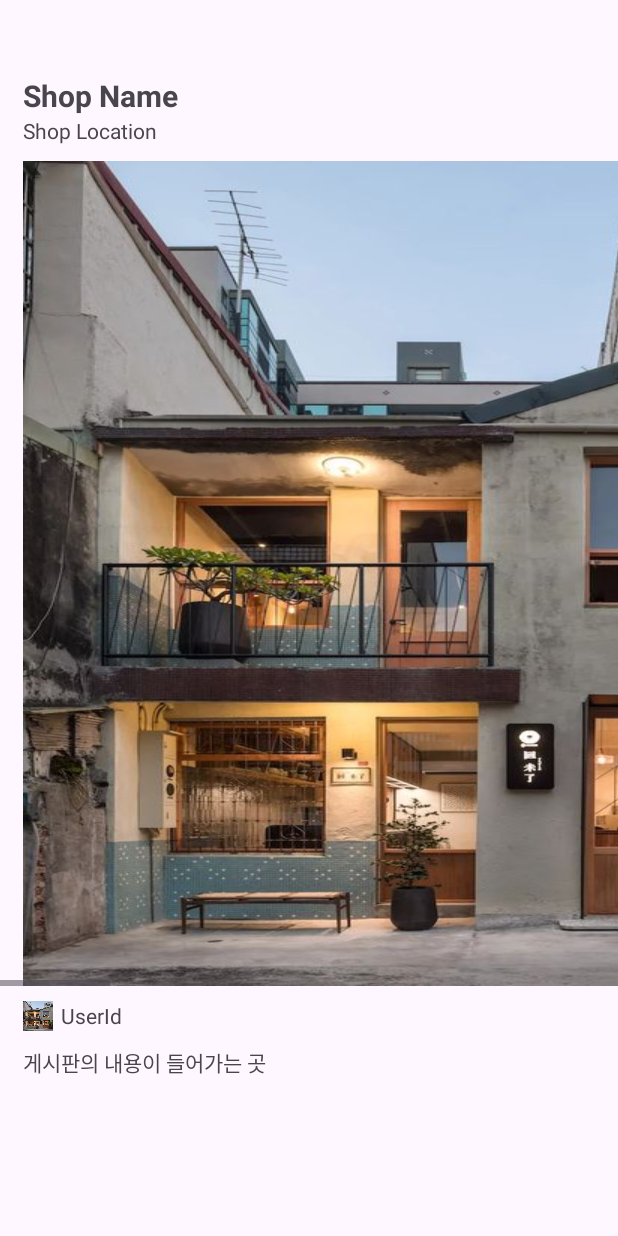
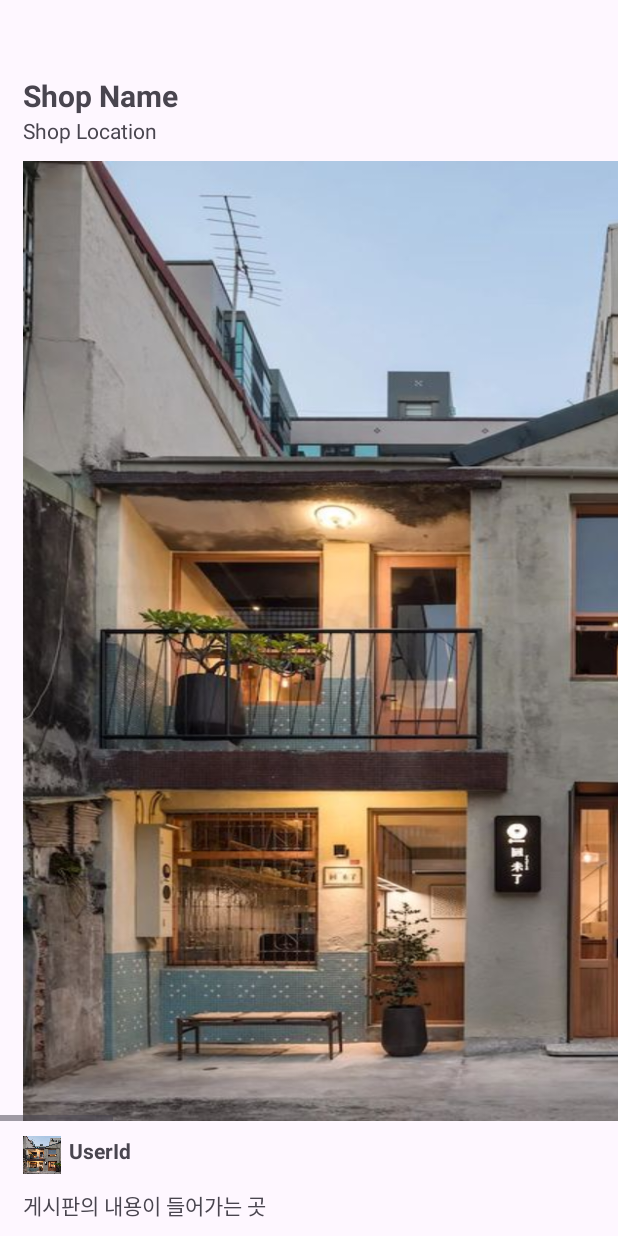
Before and after one commit to reumachoi/Eataewon_Front_repo, an Android app: the layout home_lower_layout.xml on its own in the app's theme, with its tools: preview values and no code run, on a phone screen of 412 x 824 dp. Run offline under Robolectric (Android 15) with nearby library versions, the light colour scheme and no system bars; network calls fail.

Commit message:
2022.04.07 커밋

```diff
--- a/eataewon_front/app/src/main/java/com/example/eataewon/Adapter/SearchBbsAdapter.kt
+++ b/eataewon_front/app/src/main/java/com/example/eataewon/Adapter/SearchBbsAdapter.kt
@@ -2,10 +2,9 @@ package com.example.eataewon.Adapter
 
 import android.content.Context
 import android.content.Intent
+import android.graphics.Rect
 import android.net.Uri
-import android.view.LayoutInflater
-import android.view.View
-import android.view.ViewGroup
+import android.view.*
 import android.widget.ImageView
 import android.widget.TextView
 import androidx.recyclerview.widget.RecyclerView
--- a/eataewon_front/app/src/main/res/drawable/searchview_background.xml
+++ b/eataewon_front/app/src/main/res/drawable/searchview_background.xml
@@ -3,9 +3,9 @@
     android:shape="rectangle">
 
     <corners
-        android:radius="16dp"/>
+        android:radius="3dp"/>
     <stroke
         android:color="#C0BEBE"
-        android:width="4dp"/>
+        android:width="1dp"/>
 
 </shape>
--- a/eataewon_front/app/src/main/res/layout/activity_home.xml
+++ b/eataewon_front/app/src/main/res/layout/activity_home.xml
@@ -1,5 +1,6 @@
 <?xml version="1.0" encoding="utf-8"?>
-<androidx.constraintlayout.widget.ConstraintLayout xmlns:android="http://schemas.android.com/apk/res/android"
+<androidx.constraintlayout.widget.ConstraintLayout
+    xmlns:android="http://schemas.android.com/apk/res/android"
     xmlns:app="http://schemas.android.com/apk/res-auto"
     xmlns:tools="http://schemas.android.com/tools"
     android:layout_width="match_parent"
--- a/eataewon_front/app/src/main/res/layout/fragment_home.xml
+++ b/eataewon_front/app/src/main/res/layout/fragment_home.xml
@@ -10,10 +10,16 @@
             android:layout_width="match_parent"
             android:layout_height="wrap_content"
             android:orientation="vertical">
+        <androidx.appcompat.widget.Toolbar
+                android:layout_width="match_parent"
+                android:layout_height="wrap_content"
+                app:title="EATAEWON"
+                />
 
         <RelativeLayout
                 android:layout_width="match_parent"
                 android:layout_height="wrap_content">
+
             <androidx.viewpager2.widget.ViewPager2
                     android:id="@+id/CurationPager"
                     android:layout_width="match_parent"
--- a/eataewon_front/app/src/main/res/layout/home_lower_layout.xml
+++ b/eataewon_front/app/src/main/res/layout/home_lower_layout.xml
@@ -34,10 +34,10 @@
                 android:orientation="horizontal">
             <ImageView
                     android:id="@+id/BbsPhotoView1"
-                    android:layout_width="match_parent"
-                    android:layout_height="550dp"
+                    android:layout_width="550dp"
+                    android:layout_height="640dp"
                     android:layout_marginLeft="15dp"
-                    android:layout_marginRight="10dp"
+                    android:layout_marginRight="0dp"
                     android:layout_marginTop="5dp"
                     android:scaleType="fitXY"
                     android:src="@drawable/food1"/>
@@ -45,9 +45,9 @@
             <ImageView
                     android:id="@+id/BbsPhotoView2"
                     android:layout_width="550dp"
-                    android:layout_height="550dp"
+                    android:layout_height="640dp"
                     android:layout_marginLeft="15dp"
-                    android:layout_marginRight="10dp"
+                    android:layout_marginRight="0dp"
                     android:layout_marginTop="5dp"
                     android:scaleType="fitXY"
                     android:src="@drawable/food1"/>
@@ -55,9 +55,9 @@
             <ImageView
                     android:id="@+id/BbsPhotoView3"
                     android:layout_width="550dp"
-                    android:layout_height="550dp"
+                    android:layout_height="640dp"
                     android:layout_marginLeft="15dp"
-                    android:layout_marginRight="10dp"
+                    android:layout_marginRight="0dp"
                     android:layout_marginTop="5dp"
                     android:scaleType="fitXY"
                     android:src="@drawable/food1"/>
@@ -65,9 +65,9 @@
             <ImageView
                     android:id="@+id/BbsPhotoView4"
                     android:layout_width="550dp"
-                    android:layout_height="550dp"
+                    android:layout_height="640dp"
                     android:layout_marginLeft="15dp"
-                    android:layout_marginRight="10dp"
+                    android:layout_marginRight="0dp"
                     android:layout_marginTop="5dp"
                     android:scaleType="fitXY"
                     android:src="@drawable/food1"/>
@@ -84,8 +84,8 @@
 
         <ImageView
                 android:id="@+id/UserProfilePic"
-                android:layout_width="20dp"
-                android:layout_height="20dp"
+                android:layout_width="25dp"
+                android:layout_height="25dp"
                 android:scaleType="fitXY"
                 android:background="@color/white"
                 android:layout_marginTop="10dp"
@@ -97,6 +97,7 @@
                 android:layout_width="match_parent"
                 android:layout_height="wrap_content"
                 android:text="UserId"
+                android:textStyle="bold"
                 android:layout_marginTop="10dp"
                 android:layout_marginRight="10dp"
                 android:layout_marginLeft="5dp"/>
--- a/eataewon_front/app/src/main/res/menu/bottom_menu.xml
+++ b/eataewon_front/app/src/main/res/menu/bottom_menu.xml
@@ -6,7 +6,7 @@
         android:title="홈"/>
     <item
         android:id="@+id/action_search"
-        android:icon="@drawable/ic_nevi_search"
+        android:icon="@drawable/ic_menu_search"
         android:title="검색"/>
     <item
         android:id="@+id/action_write"
```
Also changed, not shown: eataewon_front/app/src/main/java/com/example/eataewon/HomeActivity.kt (+10 -0 lines), eataewon_front/app/src/main/java/com/example/eataewon/SearchFragment.kt (+5 -5 lines), eataewon_front/app/src/main/res/layout/fragment_search.xml (+24 -16 lines), eataewon_front/app/src/main/res/values/themes.xml (+12 -0 lines).
